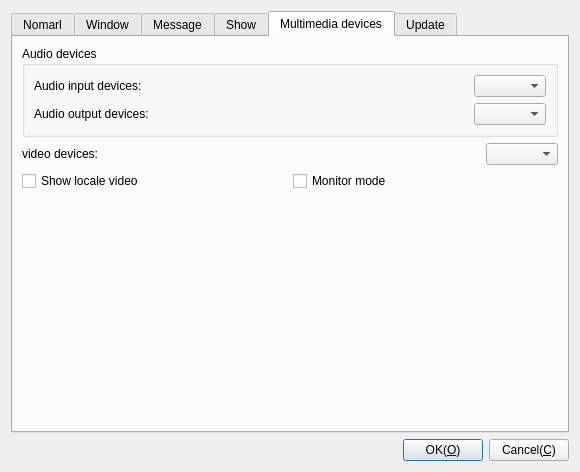
Before: the Qt Designer form Widgets/DlgOptions/DlgOptions.ui in KangLin/RabbitIm, drawn with Qt 5.
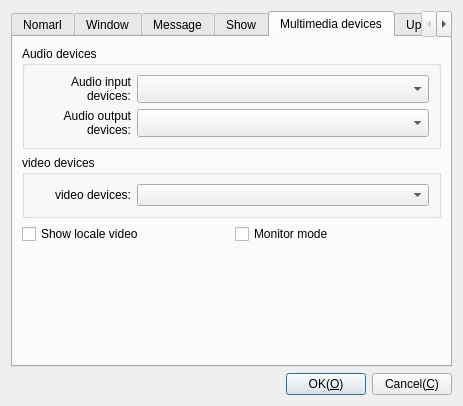
After: the same form once the commit is applied. The open tabs and pages were chosen to show the change. Icons and pictures are not drawn.

```diff
--- a/Widgets/DlgOptions/DlgOptions.ui
+++ b/Widgets/DlgOptions/DlgOptions.ui
@@ -6,8 +6,8 @@
    <rect>
     <x>0</x>
     <y>0</y>
-    <width>580</width>
-    <height>472</height>
+    <width>463</width>
+    <height>406</height>
    </rect>
   </property>
   <property name="windowTitle">
@@ -1168,6 +1168,54 @@
        <string>Multimedia devices</string>
       </attribute>
       <layout class="QGridLayout" name="gridLayout_11">
+       <item row="1" column="0">
+        <widget class="QGroupBox" name="groupBox_11">
+         <property name="title">
+          <string>video devices</string>
+         </property>
+         <layout class="QGridLayout" name="gridLayout_19">
+          <item row="0" column="0">
+           <layout class="QHBoxLayout" name="horizontalLayout_14">
+            <item>
+             <widget class="QLabel" name="label_7">
+              <property name="sizePolicy">
+               <sizepolicy hsizetype="Preferred" vsizetype="Preferred">
+                <horstretch>1</horstretch>
+                <verstretch>0</verstretch>
+               </sizepolicy>
+              </property>
+              <property name="text">
+               <string>video devices:</string>
+              </property>
+              <property name="alignment">
+               <set>Qt::AlignRight|Qt::AlignTrailing|Qt::AlignVCenter</set>
+              </property>
+              <property name="wordWrap">
+               <bool>true</bool>
+              </property>
+             </widget>
+            </item>
+            <item>
+             <widget class="QComboBox" name="cbVideo">
+              <property name="sizePolicy">
+               <sizepolicy hsizetype="Preferred" vsizetype="Preferred">
+                <horstretch>3</horstretch>
+                <verstretch>0</verstretch>
+               </sizepolicy>
+              </property>
+              <property name="minimumSize">
+               <size>
+                <width>0</width>
+                <height>0</height>
+               </size>
+              </property>
+             </widget>
+            </item>
+           </layout>
+          </item>
+         </layout>
+        </widget>
+       </item>
        <item row="0" column="0">
         <widget class="QGroupBox" name="groupBox_7">
          <property name="sizePolicy">
@@ -1185,14 +1233,17 @@
             <item>
              <widget class="QLabel" name="label_8">
               <property name="sizePolicy">
-               <sizepolicy hsizetype="Expanding" vsizetype="Preferred">
-                <horstretch>0</horstretch>
+               <sizepolicy hsizetype="Preferred" vsizetype="Preferred">
+                <horstretch>1</horstretch>
                 <verstretch>0</verstretch>
                </sizepolicy>
               </property>
               <property name="text">
                <string>Audio input devices:</string>
               </property>
+              <property name="alignment">
+               <set>Qt::AlignRight|Qt::AlignTrailing|Qt::AlignVCenter</set>
+              </property>
               <property name="wordWrap">
                <bool>true</bool>
               </property>
@@ -1202,7 +1253,7 @@
              <widget class="QComboBox" name="cbAudioInput">
               <property name="sizePolicy">
                <sizepolicy hsizetype="Preferred" vsizetype="Preferred">
-                <horstretch>0</horstretch>
+                <horstretch>3</horstretch>
                 <verstretch>0</verstretch>
                </sizepolicy>
               </property>
@@ -1216,13 +1267,16 @@
              <widget class="QLabel" name="label_9">
               <property name="sizePolicy">
                <sizepolicy hsizetype="Expanding" vsizetype="Preferred">
-                <horstretch>0</horstretch>
+                <horstretch>1</horstretch>
                 <verstretch>0</verstretch>
                </sizepolicy>
               </property>
               <property name="text">
                <string>Audio output devices:</string>
               </property>
+              <property name="alignment">
+               <set>Qt::AlignRight|Qt::AlignTrailing|Qt::AlignVCenter</set>
+              </property>
               <property name="wordWrap">
                <bool>true</bool>
               </property>
@@ -1232,7 +1286,7 @@
              <widget class="QComboBox" name="cbAudioOutput">
               <property name="sizePolicy">
                <sizepolicy hsizetype="Preferred" vsizetype="Preferred">
-                <horstretch>0</horstretch>
+                <horstretch>3</horstretch>
                 <verstretch>0</verstretch>
                </sizepolicy>
               </property>
@@ -1243,42 +1297,6 @@
          </layout>
         </widget>
        </item>
-       <item row="1" column="0">
-        <layout class="QHBoxLayout" name="horizontalLayout_14">
-         <item>
-          <widget class="QLabel" name="label_7">
-           <property name="sizePolicy">
-            <sizepolicy hsizetype="Expanding" vsizetype="Preferred">
-             <horstretch>0</horstretch>
-             <verstretch>0</verstretch>
-            </sizepolicy>
-           </property>
-           <property name="text">
-            <string>video devices:</string>
-           </property>
-           <property name="wordWrap">
-            <bool>true</bool>
-           </property>
-          </widget>
-         </item>
-         <item>
-          <widget class="QComboBox" name="cbVideo">
-           <property name="sizePolicy">
-            <sizepolicy hsizetype="Preferred" vsizetype="Preferred">
-             <horstretch>0</horstretch>
-             <verstretch>0</verstretch>
-            </sizepolicy>
-           </property>
-           <property name="minimumSize">
-            <size>
-             <width>0</width>
-             <height>0</height>
-            </size>
-           </property>
-          </widget>
-         </item>
-        </layout>
-       </item>
        <item row="2" column="0">
         <layout class="QHBoxLayout" name="horizontalLayout_15">
          <item>
```
Left out of the diff: 58 changed lines with no effect on the pictures.
